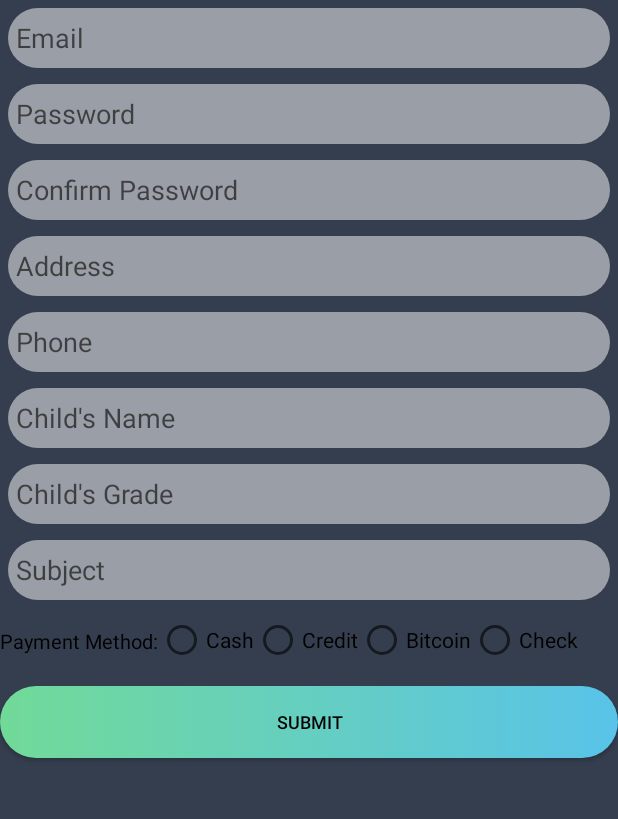
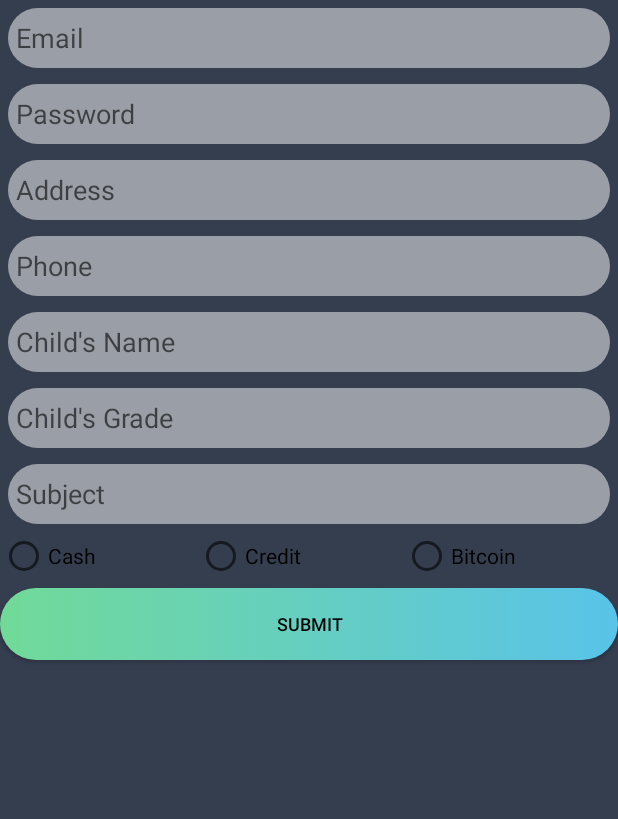
Before and after one commit to jsonballadares/xyz-tutoring, an Android app: the screen it shows after launch (RegistrationActivity), after a tap on "REGISTER", on a phone screen of 412 x 824 dp, the part 105-924 px from its top. Run offline under Robolectric (Android 15) with nearby library versions, the phone set to English and light mode, and no system bars.

Commit message:
added stuff

```diff
--- a/tutorApplication/app/src/main/AndroidManifest.xml
+++ b/tutorApplication/app/src/main/AndroidManifest.xml
@@ -18,7 +18,7 @@
         </activity>
         <activity android:name=".MainMenu" />
         <activity android:name=".RegistrationActivity" />
-        <activity android:name=".LInearLayoutHorizontal"></activity>
+        <activity android:name=".ConfirmRegistration"></activity>
     </application>
 
 </manifest>
--- a/tutorApplication/app/src/main/java/com/example/jason/tutorapplication/LogInScreen.java
+++ b/tutorApplication/app/src/main/java/com/example/jason/tutorapplication/LogInScreen.java
@@ -15,13 +15,13 @@ import android.widget.Toast;
 public class LogInScreen extends AppCompatActivity {
 
     //mPreferences will hold user data
-    //mEditor will be used to edit that data
+    //mEditor will be used to edit/access that data
     private SharedPreferences mPreferences;
     private SharedPreferences.Editor mEditor;
 
     //these fields will represent gui elements
     private EditText mName, mPassword;
-    private Button btnLogin,btnRegister;
+    private Button btnLogin;
     private CheckBox mCheckBox;
 
     @Override
@@ -63,6 +63,9 @@ public class LogInScreen extends AppCompatActivity {
                     mEditor.commit();
 
                     Intent intent = new Intent(LogInScreen.this, MainMenu.class);
+                    Bundle data = new Bundle();
+                    data.putString("email",name);
+                    intent.putExtras(data);
                     startActivity(intent);
 
 
@@ -81,7 +84,9 @@ public class LogInScreen extends AppCompatActivity {
      */
     public void buttonLogIn(){
 
+        //set a checkbox when the application starts
         mEditor.putString(getString(R.string.checkbox), "False");
+
         //save the name
         String name = mName.getText().toString();
         mEditor.putString(getString(R.string.name), name);
@@ -94,6 +99,9 @@ public class LogInScreen extends AppCompatActivity {
 
 
         Intent intent = new Intent(LogInScreen.this, MainMenu.class);
+        Bundle data = new Bundle();
+        data.putString("email",name);
+        intent.putExtras(data);
         startActivity(intent);
 
 
@@ -120,6 +128,9 @@ public class LogInScreen extends AppCompatActivity {
 
     }
 
+    /**
+     * Sends user to Registration Activity
+     */
     public void OnClickRegister(View view){
 
         Intent intent = new Intent(LogInScreen.this, RegistrationActivity.class);
--- a/tutorApplication/app/src/main/java/com/example/jason/tutorapplication/RegistrationActivity.java
+++ b/tutorApplication/app/src/main/java/com/example/jason/tutorapplication/RegistrationActivity.java
@@ -1,5 +1,8 @@
 package com.example.jason.tutorapplication;
 
+import android.content.Intent;
+import android.content.SharedPreferences;
+import android.preference.PreferenceManager;
 import android.support.v7.app.AppCompatActivity;
 import android.os.Bundle;
 import android.widget.EditText;
@@ -7,12 +10,16 @@ import android.widget.Toast;
 
 public class RegistrationActivity extends AppCompatActivity {
 
-    private EditText etUsername;
+    private SharedPreferences mPreferences;
+    private SharedPreferences.Editor mEditor;
+
     private EditText etPassword;
     private EditText etEmail;
     private EditText etAddress;
     private EditText etPhone;
     private EditText etChildsName;
+    private EditText etChildsGrade;
+    private EditText etChildSubject;
 
 
     @Override
@@ -20,14 +27,60 @@ public class RegistrationActivity extends AppCompatActivity {
         super.onCreate(savedInstanceState);
         setContentView(R.layout.activity_registration);
 
-
+        etEmail = findViewById(R.id.etEmail);
         etPassword = findViewById(R.id.etPassword);
-        etEmail = findViewById(R.id.etEmail);
         etAddress = findViewById(R.id.etAddress);
         etPhone = findViewById(R.id.etPhone);
         etChildsName = findViewById(R.id.etChildsName);
+        etChildsGrade = findViewById(R.id.etSubject);
+        etChildSubject = findViewById(R.id.etSubject);
+
+        mPreferences = PreferenceManager.getDefaultSharedPreferences(this);
+        mEditor = mPreferences.edit();
+
+    }
+
+    public void onSubmitButtonClick(){
+
+        //todo add string xml values for this one
+
+        //save the name
+        String email = etEmail.getText().toString();
+        mEditor.putString(getString(R.string.email), email);
+        mEditor.commit();
+
+        //save the password
+        String password = etPassword.getText().toString();
+        mEditor.putString(getString(R.string.pass), password);
+        mEditor.commit();
+
+        //save the address
+        String address = etAddress.getText().toString();
+        mEditor.putString(getString(R.string.address), address);
+        mEditor.commit();
+
+        //save the phone
+        String phone = etPhone.getText().toString();
+        mEditor.putString(getString(R.string.phone), phone);
+        mEditor.commit();
+
+        //save the childsName
+        String childsName = etChildsName.getText().toString();
+        mEditor.putString(getString(R.string.childsName), childsName);
+        mEditor.commit();
+
+        //save the childsGrade
+        String childsGrade = etChildsGrade.getText().toString();
+        mEditor.putString(getString(R.string.childsGrade), childsGrade);
+        mEditor.commit();
+
+        //save the childsSubject
+        String childsSubject = etChildSubject.getText().toString();
+        mEditor.putString(getString(R.string.childsSubject), childsSubject);
+        mEditor.commit();
 
 
-
+        Intent intent = new Intent(RegistrationActivity.this, ConfirmRegistration.class);
+        startActivity(intent);
     }
 }
--- a/tutorApplication/app/src/main/java/com/example/jason/tutorapplication/grade_choose.java
+++ /dev/null
@@ -1,25 +0,0 @@
-package com.example.jason.tutorapplication;
-
-import android.content.Context;
-import android.net.Uri;
-import android.os.Bundle;
-import android.support.v4.app.Fragment;
-import android.view.LayoutInflater;
-import android.view.View;
-import android.view.ViewGroup;
-
-
-public class grade_choose extends Fragment {
-
-
-    @Override
-    public View onCreateView(LayoutInflater inflater, ViewGroup container,
-                             Bundle savedInstanceState) {
-        // Inflate the layout for this fragment
-        return inflater.inflate(R.layout.fragment_grade_choose, container, false);
-    }
-
-
-
-
-}
--- a/tutorApplication/app/src/main/res/layout/activity_registration.xml
+++ b/tutorApplication/app/src/main/res/layout/activity_registration.xml
@@ -25,12 +25,6 @@
         android:id="@+id/etPassword"
         style="@style/etReg_style"
         android:hint="Password"
-        android:inputType="textPassword" />
-
-    <EditText
-        android:id="@+id/editText2"
-        style="@style/etReg_style"
-        android:hint="Confirm Password"
         android:inputType="textPassword" />
 
     <EditText
@@ -63,13 +57,33 @@
         android:hint="Subject"
         android:inputType="textPersonName" />
 
-    <fragment
-        android:id="@+id/fragment"
-        android:name="com.example.jason.tutorapplication.grade_choose"
-        android:layout_marginTop="5dp"
-        android:layout_marginBottom="5dp"
+    <RadioGroup
+        android:id="@+id/radioGroupPayment"
         android:layout_width="match_parent"
-        android:layout_height="36dp" />
+        android:layout_height="wrap_content"
+        android:orientation="horizontal">
+
+        <RadioButton
+            android:id="@+id/radioButton0"
+            android:layout_width="wrap_content"
+            android:layout_height="wrap_content"
+            android:layout_weight="1"
+            android:text="Cash" />
+
+        <RadioButton
+            android:id="@+id/radioButton1"
+            android:layout_width="wrap_content"
+            android:layout_height="wrap_content"
+            android:layout_weight="1"
+            android:text="Credit" />
+
+        <RadioButton
+            android:id="@+id/radioButton2"
+            android:layout_width="wrap_content"
+            android:layout_height="wrap_content"
+            android:layout_weight="1"
+            android:text="Bitcoin" />
+    </RadioGroup>
 
     <Button
         android:id="@+id/btSubmitRegistration"
--- a/tutorApplication/app/src/main/res/layout/fragment_grade_choose.xml
+++ /dev/null
@@ -1,51 +0,0 @@
-<LinearLayout xmlns:android="http://schemas.android.com/apk/res/android"
-    xmlns:tools="http://schemas.android.com/tools"
-    android:layout_width="match_parent"
-    android:layout_height="match_parent"
-    android:background="@color/colorPrimaryDark"
-    android:orientation="horizontal"
-    tools:context="com.example.jason.tutorapplication.grade_choose">
-
-
-    <TextView
-        android:layout_width="wrap_content"
-        android:layout_height="wrap_content"
-        android:layout_marginTop="7dp"
-
-        android:text="Payment Method:"
-        android:textColor="#000000"
-        android:textSize="13dp" />
-    <RadioGroup
-        android:layout_width="match_parent"
-        android:layout_height="wrap_content"
-        android:orientation="horizontal">
-
-        <RadioButton
-            android:id="@+id/radioButton1"
-            android:layout_width="wrap_content"
-            android:layout_height="wrap_content"
-            android:text="Cash" />
-
-        <RadioButton
-            android:id="@+id/radioButton2"
-            android:layout_width="wrap_content"
-            android:layout_height="wrap_content"
-            android:text="Credit" />
-
-        <RadioButton
-            android:id="@+id/radioButton3"
-            android:layout_width="wrap_content"
-            android:layout_height="wrap_content"
-            android:text="Bitcoin" />
-
-        <RadioButton
-            android:id="@+id/radioButton4"
-            android:layout_width="wrap_content"
-            android:layout_height="wrap_content"
-            android:text="Check" />
-
-
-    </RadioGroup>
-
-
-</LinearLayout>
--- a/tutorApplication/app/src/main/res/values/strings.xml
+++ b/tutorApplication/app/src/main/res/values/strings.xml
@@ -3,6 +3,13 @@
     <string name="checkbox">com.example.jason.tutorapplication.checkbox</string>
     <string name="name">com.example.jason.tutorapplication.name</string>
     <string name="password">com.example.jason.tutorapplication.password</string>
+    <string name="email">com.example.jason.tutorapplication.email</string>
+    <string name="pass">com.example.jason.tutorapplication.pass</string>
+    <string name="address">com.example.jason.tutorapplication.address</string>
+    <string name="phone">com.example.jason.tutorapplication.phone</string>
+    <string name="childsName">com.example.jason.tutorapplication.childsName</string>
+    <string name="childsGrade">com.example.jason.tutorapplication.childsGrade</string>
+    <string name="childsSubject">com.example.jason.tutorapplication.childsSubject</string>
 
     <!-- TODO: Remove or change this placeholder text -->
     <string name="hello_blank_fragment">Hello blank fragment</string>
```
Also changed, not shown: tutorApplication/app/src/main/java/com/example/jason/tutorapplication/ConfirmRegistration.java (renamed from tutorApplication/app/src/main/java/com/example/jason/tutorapplication/LInearLayoutHorizontal.java, +5 -2 lines), tutorApplication/app/src/main/java/com/example/jason/tutorapplication/MainMenu.java (+6 -3 lines), tutorApplication/app/src/main/res/layout/activity_confirm_registration.xml (added, +9 -0 lines), tutorApplication/app/src/main/res/layout/activity_linear_layout_horizontal.xml (deleted, +0 -17 lines).
